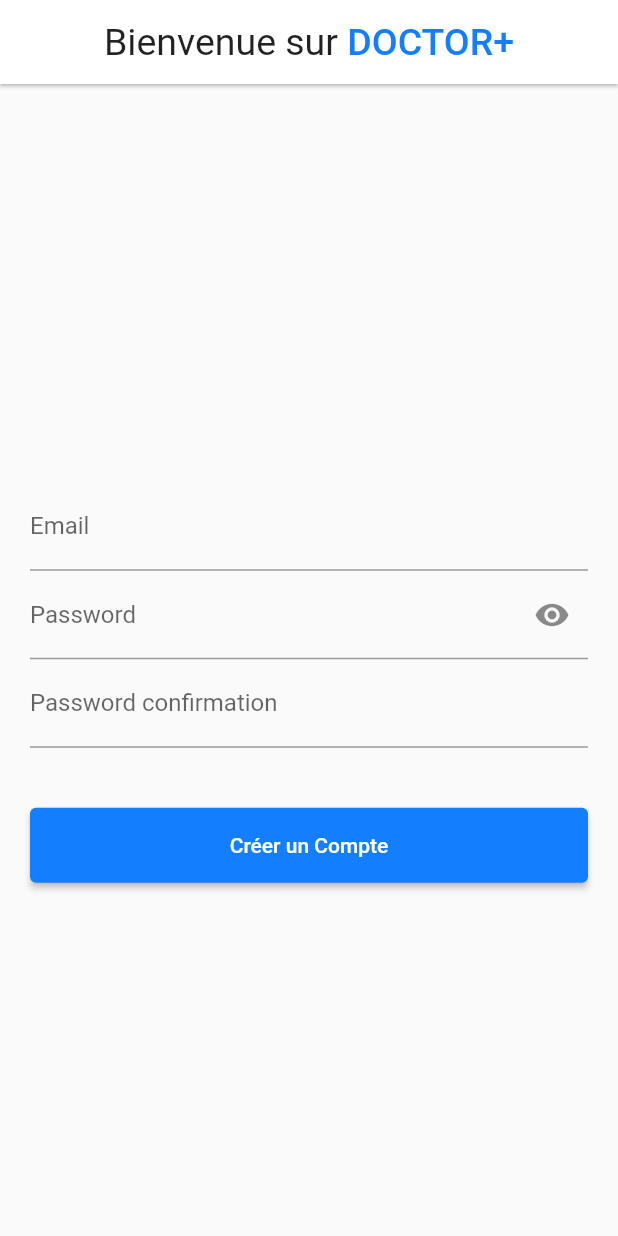
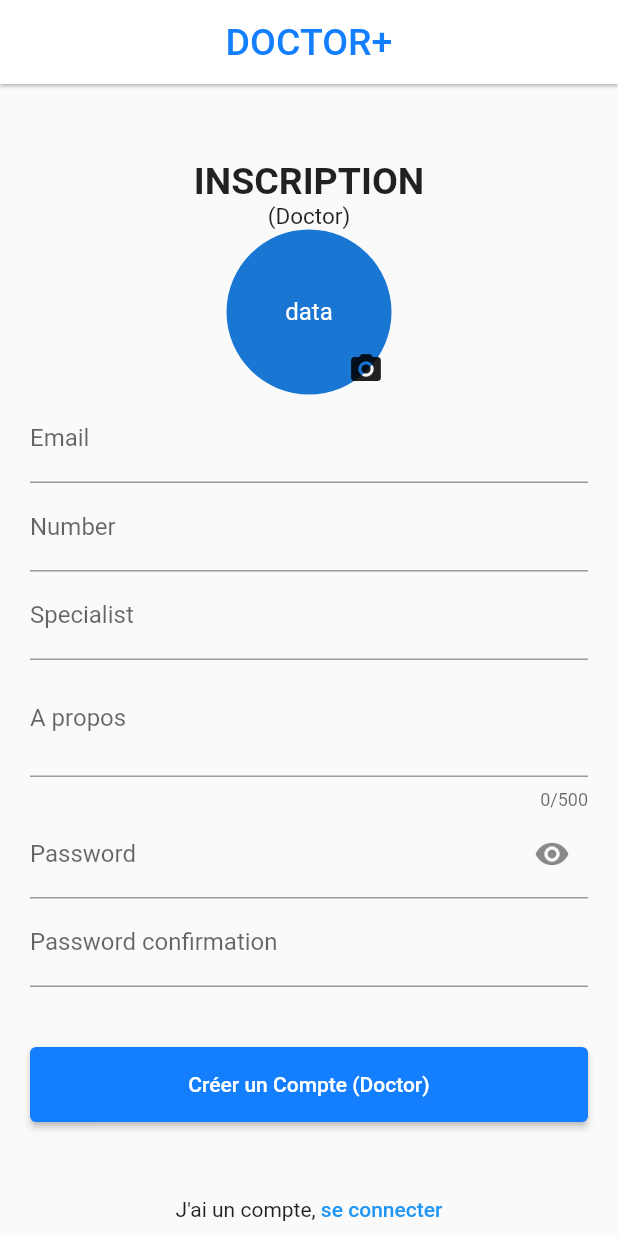
Before and after one commit to MisterPerfect007/sante_flutter, a Flutter app: the screen it shows after launch, on a phone screen of 412 x 824 dp. Run offline on Flutter 3.47's test engine with Material 2 defaults, Android fonts, the phone set to English and light mode, and no system bars; our stand-ins replace email_validator, get, image_picker; Roboto replaces fonts that are missing (Dongle).

Commit message:
Building Doctor and Signup screen

```diff
--- /dev/null
+++ b/lib/core/custom form field/custom_password_form_field.dart
@@ -0,0 +1,52 @@
+import 'package:flutter/material.dart';
+
+class CustomPasswordFormField extends StatefulWidget {
+  final bool visibility;
+  final String labelText;
+  final String? Function(String?)? validator;
+  final TextEditingController? controller;
+
+  const CustomPasswordFormField({
+    Key? key,
+    required this.labelText,
+    required this.visibility, required this.validator, this.controller,
+  }) : super(key: key);
+
+  @override
+  State<CustomPasswordFormField> createState() =>
+      _CustomPasswordFormFieldState();
+}
+
+class _CustomPasswordFormFieldState extends State<CustomPasswordFormField> {
+  IconData _icon = Icons.visibility;
+  bool _isHidden = true;
+
+  @override
+  Widget build(BuildContext context) {
+    return TextFormField(
+      controller: widget.controller,
+      obscureText: _isHidden,
+      style: const TextStyle(
+        fontSize: 16,
+      ),
+      decoration: InputDecoration(
+        labelText: widget.labelText,
+        // border: InputBorder.none,
+        suffixIcon: widget.visibility
+            ? GestureDetector(
+                onTap: () {
+                  setState(() {
+                    _icon = _icon == Icons.visibility_off
+                        ? Icons.visibility
+                        : Icons.visibility_off;
+                    _isHidden = !_isHidden;
+                  });
+                },
+                child: Icon(_icon))
+            : null,
+      ),
+      validator: widget.validator,
+
+    );
+  }
+}
--- /dev/null
+++ b/lib/core/custom form field/custom_text_form_field.dart
@@ -0,0 +1,35 @@
+import 'package:flutter/material.dart';
+
+class CustomTextFormField extends StatelessWidget {
+  final String labelText;
+  final String? Function(String?)? validator;
+  final TextEditingController? controller;
+  final int? maxLines;
+  final int? maxLength;
+
+  const CustomTextFormField({
+    Key? key,
+    required this.labelText,
+    required this.validator,
+    required this.controller,
+    this.maxLines,
+    this.maxLength,
+  }) : super(key: key);
+
+  @override
+  Widget build(BuildContext context) {
+    return TextFormField(
+      maxLines: maxLines ?? 1,
+      maxLength: maxLength,
+      controller: controller,
+      style: const TextStyle(
+        fontSize: 16,
+      ),
+      decoration: InputDecoration(
+        labelText: labelText,
+        // border: InputBorder.none,
+      ),
+      validator: validator,
+    );
+  }
+}
--- /dev/null
+++ b/lib/core/custom form field/login_app_bar.dart
@@ -0,0 +1,21 @@
+import 'package:flutter/material.dart';
+
+AppBar buildLoginSignupAppBar() {
+    return AppBar(
+      backgroundColor: Colors.white,
+      elevation: 1,
+      title: Row(
+        mainAxisAlignment: MainAxisAlignment.center,
+        children: const [
+          Text(
+            "DOCTOR+",
+            style: TextStyle(
+              fontSize: 25,
+              fontWeight: FontWeight.w500,
+              color: Color(0xff137fff),
+            ),
+          ),
+        ],
+      ),
+    );
+  }
--- a/lib/features/login/screen.dart
+++ b/lib/features/login/screen.dart
@@ -1,38 +1,24 @@
+import 'package:email_validator/email_validator.dart';
 import 'package:flutter/material.dart';
 
-class LoginScreen extends StatelessWidget {
-  const LoginScreen({Key? key}) : super(key: key);
+import '../../core/custom form field/custom_password_form_field.dart';
+import '../../core/custom form field/custom_text_form_field.dart';
+import '../../core/custom form field/login_app_bar.dart';
+
+class Login extends StatelessWidget {
+  const Login({Key? key}) : super(key: key);
 
   @override
   Widget build(BuildContext context) {
-    Size size = MediaQuery.of(context).size;
+
+    final TextEditingController emailController = TextEditingController();
+    final TextEditingController passwordController = TextEditingController();
+    final TextEditingController passwordConfirmationController =
+        TextEditingController();
+    final formKey = GlobalKey<FormState>();
 
     return Scaffold(
-      appBar: AppBar(
-        backgroundColor: Colors.white,
-        elevation: 1,
-        title: Row(
-          mainAxisAlignment: MainAxisAlignment.center,
-          children: const [
-            Text(
-              "Bienvenue sur ",
-              style: TextStyle(
-                fontSize: 25,
-                fontWeight: FontWeight.w400,
-                color: Colors.black87,
-              ),
-            ),
-            Text(
-              "DOCTOR+",
-              style: TextStyle(
-                fontSize: 25,
-                fontWeight: FontWeight.w500,
-                color: Color(0xff137fff),
-              ),
-            ),
-          ],
-        ),
-      ),
+      appBar: buildLoginSignupAppBar(),
       body: SafeArea(
         child: Center(
           child: SingleChildScrollView(
@@ -43,31 +29,77 @@
                 child: Column(mainAxisSize: MainAxisSize.min, children: [
                   const SizedBox(height: 30),
                   Form(
+                    key: formKey,
                     child: Column(
                       mainAxisSize: MainAxisSize.max,
                       children: [
-                        const CustomTextFormField(labelText: 'Email'),
-                        const CustomPasswordFormField(
-                            labelText: 'Password', visibility: true),
-                        const CustomPasswordFormField(
-                            labelText: 'Password confirmation',
-                            visibility: false),
+                        const Text(
+                          "CONNEXION",
+                          style: TextStyle(
+                            fontSize: 25,
+                            fontWeight: FontWeight.w600,
+                          ),
+                        ),
+                        //Email
+                        CustomTextFormField(
+                          controller: emailController,
+                          labelText: 'Email',
+                          validator: (value) =>
+                              EmailValidator.validate(value ?? '')
+                                  ? null
+                                  : "Please enter a valid email",
+                        ),
+                        CustomPasswordFormField(
+                          controller: passwordController,
+                          labelText: 'Password',
+                          visibility: true,
+                          validator: (value) =>
+                              (value!.length < 5) ? 'Password to short' : null,
+                        ),
+                        CustomPasswordFormField(
+                          controller: passwordConfirmationController,
+                          labelText: 'Password confirmation',
+                          visibility: false,
+                          validator: (value) =>
+                              (passwordConfirmationController.text ==
+                                      passwordController.text)
+                                  ? null
+                                  : 'Passwords are different',
+                        ),
                         const SizedBox(height: 40),
                         ElevatedButton(
-                          onPressed: () {},
+                          onPressed: () {
+                            if (formKey.currentState?.validate() ?? false) {
+                              // formKey.currentState?.save();
+                              print(
+                                  "Email: ${emailController.text}, PassWord: ${passwordController.text}");
+                            }
+                          },
                           style: ElevatedButton.styleFrom(
                             primary: const Color(0xff137fff),
                             minimumSize: const Size(double.infinity, 50),
                           ),
                           child: const Text(
-                            'Créer un Compte',
+                            'Se connecter',
                             style: TextStyle(),
                           ),
                         ),
-
+                        const SizedBox(
+                          height: 50,
+                        ),
+                        Row(
+                          mainAxisAlignment: MainAxisAlignment.center,
+                          children: const [
+                            Text("Je n'ai pas de compte, "),
+                            Text("créer un compte",
+                                style: TextStyle(
+                                    color: Colors.blue,
+                                    fontWeight: FontWeight.w500))
+                          ],
+                        )
                       ],
                     ),
-                  ),
+                  )
                 ]),
               ),
             ),
@@ -77,73 +109,3 @@
     );
   }
 }
-
-class CustomPasswordFormField extends StatefulWidget {
-  final bool visibility;
-  final String labelText;
-
-  const CustomPasswordFormField({
-    Key? key,
-    required this.labelText,
-    required this.visibility,
-  }) : super(key: key);
-
-  @override
-  State<CustomPasswordFormField> createState() =>
-      _CustomPasswordFormFieldState();
-}
-
-class _CustomPasswordFormFieldState extends State<CustomPasswordFormField> {
-  IconData _icon = Icons.visibility;
-  bool _isHidden = true;
-
-  @override
-  Widget build(BuildContext context) {
-    return TextFormField(
-      obscureText: _isHidden,
-      style: const TextStyle(
-        fontSize: 16,
-      ),
-      decoration: InputDecoration(
-        labelText: widget.labelText,
-        // border: InputBorder.none,
-        suffixIcon: widget.visibility
-            ? GestureDetector(
-                onTap: () {
-                  setState(() {
-                    _icon = _icon == Icons.visibility_off
-                        ? Icons.visibility
-                        : Icons.visibility_off;
-                    _isHidden = !_isHidden;
-                  });
-                },
-                child: Icon(_icon))
-            : null,
-      ),
-      validator: (value) {},
-    );
-  }
-}
-
-class CustomTextFormField extends StatelessWidget {
-  final String labelText;
-
-  const CustomTextFormField({
-    Key? key,
-    required this.labelText,
-  }) : super(key: key);
-
-  @override
-  Widget build(BuildContext context) {
-    return TextFormField(
-      style: const TextStyle(
-        fontSize: 16,
-      ),
-      decoration: InputDecoration(
-        labelText: labelText,
-        // border: InputBorder.none,
-      ),
-      validator: (value) {},
-    );
-  }
-}
--- /dev/null
+++ b/lib/features/signup/screen_doctor.dart
@@ -0,0 +1,170 @@
+import 'package:email_validator/email_validator.dart';
+import 'package:flutter/material.dart';
+
+import '../../core/custom form field/custom_password_form_field.dart';
+import '../../core/custom form field/custom_text_form_field.dart';
+import '../../core/custom form field/login_app_bar.dart';
+
+class SignupDoctor extends StatelessWidget {
+  const SignupDoctor({Key? key}) : super(key: key);
+
+  @override
+  Widget build(BuildContext context) {
+    final TextEditingController emailController = TextEditingController();
+    final TextEditingController passwordController = TextEditingController();
+    final TextEditingController passwordConfirmationController =
+        TextEditingController();
+    final formKey = GlobalKey<FormState>();
+
+    return Scaffold(
+      appBar: buildLoginSignupAppBar(),
+      body: SafeArea(
+        child: Center(
+          child: SingleChildScrollView(
+            child: Container(
+              // height: size.height,
+              padding: const EdgeInsets.all(20),
+              child: Center(
+                child: Column(mainAxisSize: MainAxisSize.min, children: [
+                  const SizedBox(height: 30),
+                  buildForm(formKey, emailController, passwordController,
+                      passwordConfirmationController),
+                ]),
+              ),
+            ),
+          ),
+        ),
+      ),
+    );
+  }
+
+  Form buildForm(
+    GlobalKey<FormState> formKey,
+    TextEditingController emailController,
+    TextEditingController passwordController,
+    TextEditingController passwordConfirmationController,
+  ) {
+    return Form(
+      key: formKey,
+      child: Column(
+        mainAxisSize: MainAxisSize.max,
+        children: [
+          Column(
+            children: const [
+              Text(
+                "INSCRIPTION",
+                style: TextStyle(
+                  fontSize: 25,
+                  fontWeight: FontWeight.w600,
+                ),
+              ),
+              Text(
+                "(Doctor)",
+                style: TextStyle(
+                  fontSize: 15,
+                ),
+              ),
+            ],
+          ),
+          //
+          Stack(children: const [
+             CircleAvatar(
+              radius: 55,
+              child: Text("data"),
+            ),
+            Positioned(
+              bottom: 5,
+              right: 5,
+              child: Icon(
+                Icons.camera_alt,
+              ),
+            ),
+          ]),
+
+          //Email
+          CustomTextFormField(
+            controller: emailController,
+            labelText: 'Email',
+            validator: (value) => EmailValidator.validate(value ?? '')
+                ? null
+                : "Please enter a valid email",
+          ),
+          //Number
+          CustomTextFormField(
+            controller: emailController,
+            labelText: 'Number',
+            validator: (value) => EmailValidator.validate(value ?? '')
+                ? null
+                : "Please enter a valid email",
+          ),
+          //
+          CustomTextFormField(
+            controller: emailController,
+            labelText: 'Specialist',
+            validator: (value) => EmailValidator.validate(value ?? '')
+                ? null
+                : "Please enter a valid email",
+          ),
+          //
+          CustomTextFormField(
+            controller: emailController,
+            maxLength: 500,
+            maxLines: 2,
+            labelText: 'A propos',
+            validator: (value) => EmailValidator.validate(value ?? '')
+                ? null
+                : "Please enter a valid email",
+          ),
+          //
+
+          CustomPasswordFormField(
+            controller: passwordController,
+            labelText: 'Password',
+            visibility: true,
+            validator: (value) =>
+                (value!.length < 5) ? 'Password to short' : null,
+          ),
+          CustomPasswordFormField(
+            controller: passwordConfirmationController,
+            labelText: 'Password confirmation',
+            visibility: false,
+            validator: (value) =>
+                (passwordConfirmationController.text == passwordController.text)
+                    ? null
+                    : 'Passwords are different',
+          ),
+          const SizedBox(height: 40),
+          ElevatedButton(
+            onPressed: () {
+              if (formKey.currentState?.validate() ?? false) {
+                // formKey.currentState?.save();
+                print(
+                    "Email: ${emailController.text}, PassWord: ${passwordController.text}");
+              }
+            },
+            style: ElevatedButton.styleFrom(
+              primary: const Color(0xff137fff),
+              minimumSize: const Size(double.infinity, 50),
+            ),
+            child: const Text(
+              'Créer un Compte (Doctor)',
+              style: TextStyle(),
+            ),
+          ),
+          const SizedBox(
+            height: 50,
+          ),
+          Row(
+            mainAxisAlignment: MainAxisAlignment.center,
+            children: const [
+              Text("J'ai un compte, "),
+              Text("se connecter",
+                  style: TextStyle(
+                      color: Colors.blue, fontWeight: FontWeight.w500))
+            ],
+          )
+        ],
+      ),
+    );
+  }
+}
--- a/lib/main.dart
+++ b/lib/main.dart
@@ -1,5 +1,11 @@
 import 'package:flutter/material.dart';
-import 'package:sante_app/features/login/screen.dart';
+import 'package:sante_app/features/signup/screen_doctor.dart';
+import 'package:sante_app/screens/home.dart';
+import 'package:sante_app/screens/home/widget/top_doctors.dart';
+
+import 'core/image picker/image_picker.dart';
+import 'features/login/screen.dart';
+import 'features/signup/screen_patient.dart';
 
 void main() {
   runApp(const MyApp());
@@ -15,10 +21,10 @@
       title: 'Flutter Demo',
       debugShowCheckedModeBanner: false,
       theme: ThemeData(
-        // fontFamily: 'Comforter',
+        fontFamily: 'Dongle',
         primarySwatch: Colors.blue,
       ),
-      home: const LoginScreen(),
+      home: SignupDoctor(),
     );
   }
 }
--- a/pubspec.yaml
+++ b/pubspec.yaml
@@ -39,6 +39,8 @@
   # get:
   animated_splash_screen: ^1.1.0
   # carousel_pro: ^1.0.0
+  email_validator: '^2.1.16'
+  image_picker: ^0.8.5+3
 
 dev_dependencies:
   flutter_test:
@@ -73,6 +75,10 @@
       fonts :
         - asset : fonts/Comforter-Regular.ttf
           weight : 500
+    - family : Dongle
+      fonts :
+        - asset : fonts/Dongle-Regular.ttf
+          weight : 500
 
   # To add assets to your application, add an assets section, like this:
   # assets:
```
Also changed, not shown: lib/core/image picker/image_picker.dart (added, +127 -0 lines), lib/features/signup/screen_patient.dart (added, +129 -0 lines), pubspec.lock.
